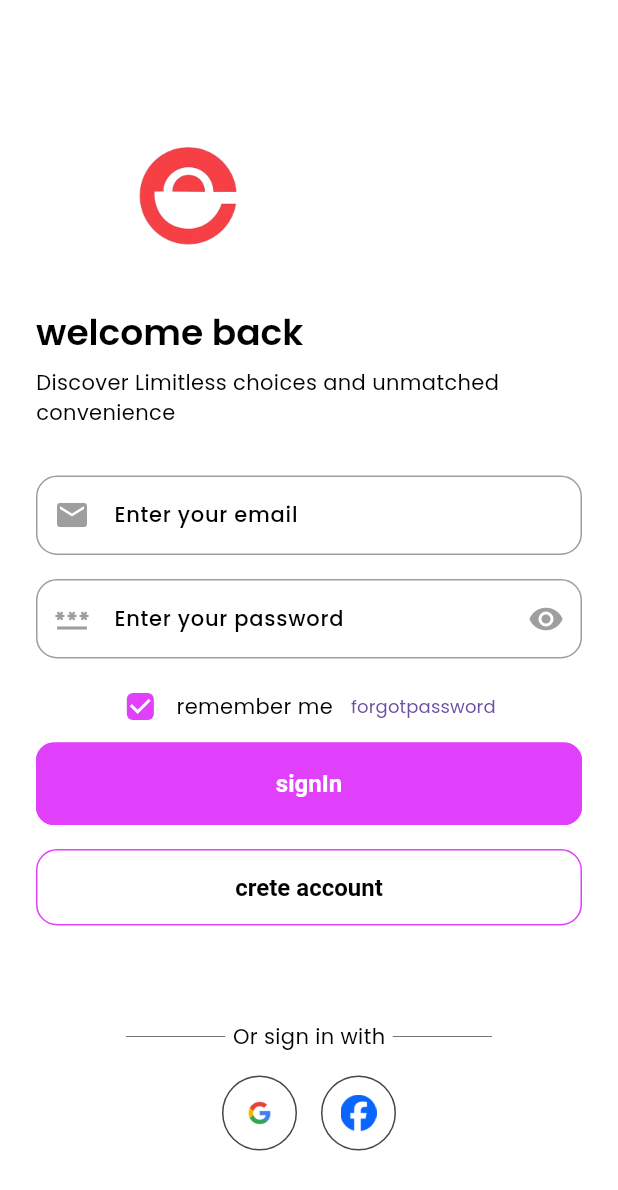
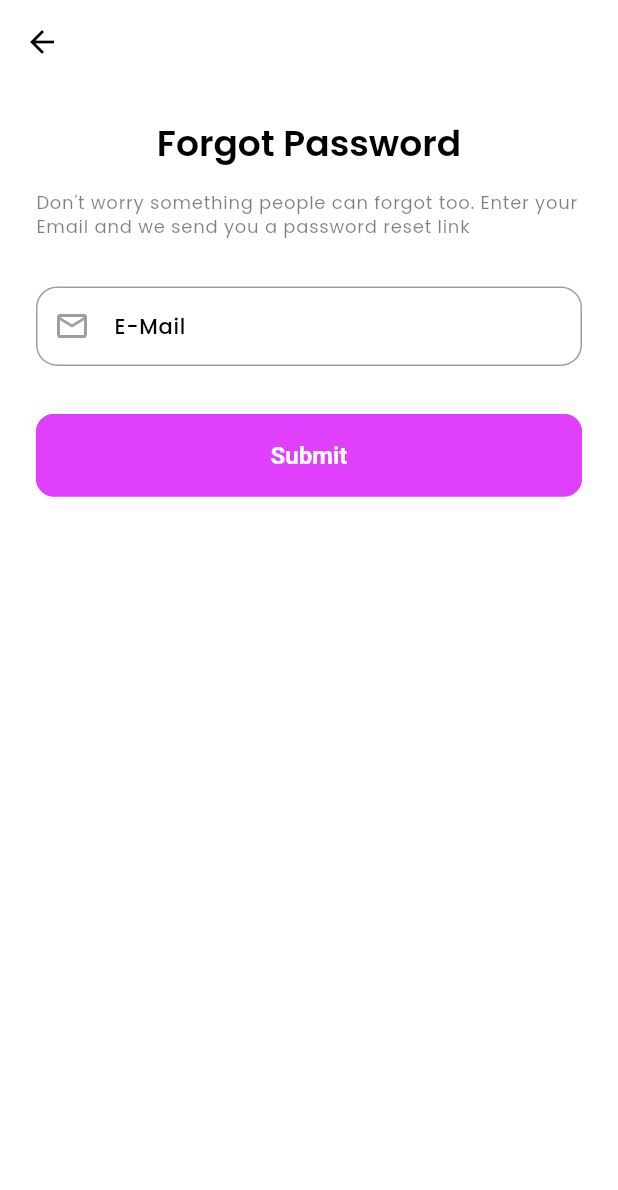
Before and after one commit to shasnamoidu/E_cart, a Flutter app: the LoginScreen screen opened directly, after a tap on "forgotpassword", on a phone screen of 412 x 824 dp. Shown: the top 1190 px of the screen. Run offline on Flutter 3.47's test engine with Material 3 defaults, Android fonts, the phone set to English and light mode, and no system bars; our stand-ins replace get, get_storage, logger, smooth_page_indicator; accounts and stored records are empty.

Commit message:
verify Password

```diff
--- a/lib/features/authentications/screens/loginScreen/login.dart
+++ b/lib/features/authentications/screens/loginScreen/login.dart
@@ -1,5 +1,6 @@
 import 'package:e_cart/common/styles/spacing_style.dart';
 import 'package:e_cart/features/authentications/screens/sigupScreen/signup.dart';
+import 'package:e_cart/features/authentications/screens/verifications/forgotPassword.dart';
 import 'package:e_cart/utils/constants/colors.dart';
 import 'package:e_cart/utils/constants/image_string.dart';
 import 'package:e_cart/utils/constants/sizes.dart';
@@ -82,7 +83,7 @@ class LoginScreen extends StatelessWidget {
 
                           //forgotpassword
                           TextButton(
-                              onPressed: () {}, child: Text('forgotpassword')),
+                              onPressed: () => Get.to(VerifyPassword()), child: Text('forgotpassword')),
                           SizedBox(
                             height: Sizess.spaceBtsSections,
                           )
--- a/lib/features/authentications/screens/sigupScreen/signup.dart
+++ b/lib/features/authentications/screens/sigupScreen/signup.dart
@@ -1,4 +1,4 @@
-import 'package:e_cart/features/authentications/screens/sigupScreen/verifyEmail.dart';
+import 'package:e_cart/features/authentications/screens/verifications/verifyEmail.dart';
 import 'package:e_cart/utils/constants/colors.dart';
 import 'package:e_cart/utils/constants/image_string.dart';
 import 'package:e_cart/utils/constants/sizes.dart';
--- /dev/null
+++ b/lib/features/authentications/screens/verifications/forgotPassword.dart
@@ -0,0 +1,49 @@
+import 'package:e_cart/features/authentications/screens/verifications/reset_password.dart';
+import 'package:e_cart/utils/constants/sizes.dart';
+import 'package:flutter/material.dart';
+import 'package:get/get.dart';
+
+class VerifyPassword extends StatelessWidget {
+  const VerifyPassword({super.key});
+
+  @override
+  Widget build(BuildContext context) {
+    return Scaffold(
+      appBar: AppBar(),
+      body: SingleChildScrollView(
+        child: Padding(
+          padding: const EdgeInsets.all(Sizess.defaultSpace),
+          child: Column(
+
+            children: [
+              ///image
+
+              ///Title and subtitle
+              Text('Forgot Password', style: Theme.of(context).textTheme.headlineMedium,),
+              const SizedBox(height: Sizess.spaceBtwItems,),
+
+               Text("Don't worry something people can forgot too. Enter your Email and we send you a password reset link", style: Theme.of(context).textTheme.labelMedium,),
+              const SizedBox(height: Sizess.spaceBtsSections,),
+
+              //textfield
+              const TextField(
+                        decoration: InputDecoration(
+                            prefixIcon: Icon(Icons.email_outlined),
+                            labelText: 'E-Mail',
+                            ),
+                      ),
+                      const SizedBox(
+                        height: Sizess.spaceBtsSections
+                      ),
+
+               ///button
+               SizedBox(width:double.infinity,child: ElevatedButton(onPressed: () => Get.to(PasswordReset()), child: const Text('Submit'))),
+               const SizedBox(height: Sizess.spaceBtwItems,),
+
+            ],
+          ),
+        ),
+      ),
+    );
+  }
+}
--- a/lib/features/authentications/screens/sigupScreen/verifyEmail.dart
+++ b/lib/features/authentications/screens/verifications/reset_password.dart
@@ -1,11 +1,10 @@
 import 'package:e_cart/features/authentications/screens/loginScreen/login.dart';
-import 'package:e_cart/features/authentications/screens/sigupScreen/SuccessScreen.dart';
 import 'package:e_cart/utils/constants/sizes.dart';
 import 'package:flutter/material.dart';
 import 'package:get/get.dart';
 
-class VerifyEmail extends StatelessWidget {
-  const VerifyEmail({super.key});
+class PasswordReset extends StatelessWidget {
+  const PasswordReset({super.key});
 
   @override
   Widget build(BuildContext context) {
@@ -25,16 +24,18 @@ class VerifyEmail extends StatelessWidget {
                 ///image
 
                 ///Title and subtitle
-                Text('verify your email address', style: Theme.of(context).textTheme.headlineMedium,textAlign: TextAlign.center,),
+                Text('Password Reset Email Sent', style: Theme.of(context).textTheme.headlineMedium,textAlign: TextAlign.center,),
                 const SizedBox(height: Sizess.spaceBtwItems,),
-                 Text('shasna@gmail.com', style: Theme.of(context).textTheme.headlineSmall,textAlign: TextAlign.center,),
-                 Text('congratulations! your Account Awaits: verify your Email to start shopping and Experience a world of Unrivaled Deals and Personalized Offers', style: Theme.of(context).textTheme.labelMedium,textAlign: TextAlign.center,),
+                Text('shasna@gmail.com', style: Theme.of(context).textTheme.headlineSmall,textAlign: TextAlign.center,),
+                 const SizedBox(height: Sizess.spaceBtwItems,),
+                 Text("Your Account Security is our privacy We've Sent you a Secure link to Safely change your password and keep your Account Protected", style: Theme.of(context).textTheme.labelMedium,textAlign: TextAlign.center,),
                 const SizedBox(height: Sizess.spaceBtsSections,),
 
                  ///button
-                 SizedBox(width:double.infinity,child: ElevatedButton(onPressed: () => Get.to(SuccessScreen()), child: const Text('Continue'))),
+                 SizedBox(width:double.infinity,child: ElevatedButton(onPressed: () {}, child: const Text('Done'))),
                  const SizedBox(height: Sizess.spaceBtwItems,),
                  SizedBox(width: double.infinity, child: TextButton(onPressed: (){}, child: Text('Resend Email')))
+
               ],
             ),
           ),
```
Also changed, not shown: lib/features/authentications/screens/verifications/verifyEmail.dart (added, +45 -0 lines), lib/bottom_navigation.dart (added), lib/features/authentications/screens/verifications/SuccessScreen.dart (renamed from lib/features/authentications/screens/sigupScreen/SuccessScreen.dart).
